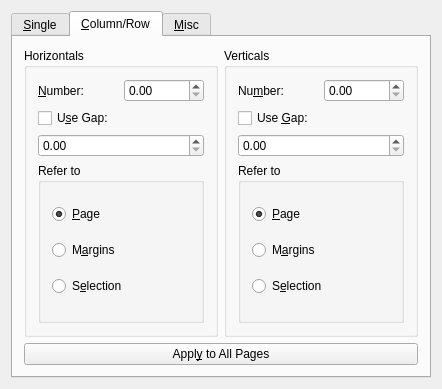
First picture: the form in scribus/ui/guidemanager.ui, repository scribusproject/scribus, before the edit.
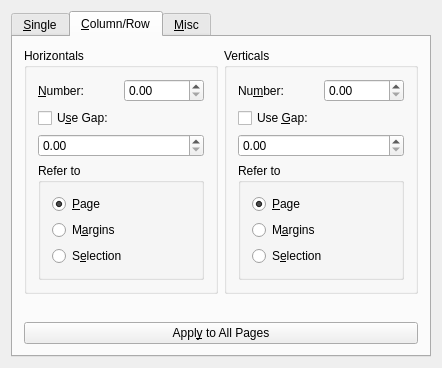
Second picture: the form after the edit. The open tabs and pages were chosen to show the change. Custom widgets are drawn as their Qt base class.

Commit message: #16390: Update layout for Manage Guides dialog <bubu>

What changed in the file:
```diff
--- a/scribus/ui/guidemanager.ui
+++ b/scribus/ui/guidemanager.ui
@@ -9,28 +9,13 @@
     <x>0</x>
     <y>0</y>
     <width>432</width>
-    <height>389</height>
+    <height>368</height>
    </rect>
   </property>
   <property name="windowTitle">
    <string>Guide Manager</string>
   </property>
   <layout class="QGridLayout">
-   <property name="leftMargin">
-    <number>11</number>
-   </property>
-   <property name="topMargin">
-    <number>11</number>
-   </property>
-   <property name="rightMargin">
-    <number>11</number>
-   </property>
-   <property name="bottomMargin">
-    <number>11</number>
-   </property>
-   <property name="spacing">
-    <number>6</number>
-   </property>
    <item row="0" column="0">
     <widget class="QTabWidget" name="tabWidget">
      <property name="currentIndex">
@@ -168,6 +153,19 @@
        <string>&amp;Column/Row</string>
       </attribute>
       <layout class="QGridLayout">
+       <item row="2" column="0" colspan="2">
+        <widget class="QPushButton" name="applyToAllAutoButton">
+         <property name="toolTip">
+          <string>Apply the shown guides to all pages in the document</string>
+         </property>
+         <property name="text">
+          <string>Appl&amp;y to All Pages</string>
+         </property>
+         <property name="shortcut">
+          <string>Alt+Y</string>
+         </property>
+        </widget>
+       </item>
        <item row="0" column="0">
         <widget class="QGroupBox" name="horizontalAutoGroup">
          <property name="title">
@@ -378,18 +376,18 @@
          </layout>
         </widget>
        </item>
-       <item row="1" column="0" colspan="2">
-        <widget class="QPushButton" name="applyToAllAutoButton">
-         <property name="toolTip">
-          <string>Apply the shown guides to all pages in the document</string>
+       <item row="1" column="0">
+        <spacer name="verticalSpacer">
+         <property name="orientation">
+          <enum>Qt::Vertical</enum>
          </property>
-         <property name="text">
-          <string>Appl&amp;y to All Pages</string>
+         <property name="sizeHint" stdset="0">
+          <size>
+           <width>20</width>
+           <height>0</height>
+          </size>
          </property>
-         <property name="shortcut">
-          <string>Alt+Y</string>
-         </property>
-        </widget>
+        </spacer>
        </item>
       </layout>
      </widget>
```
